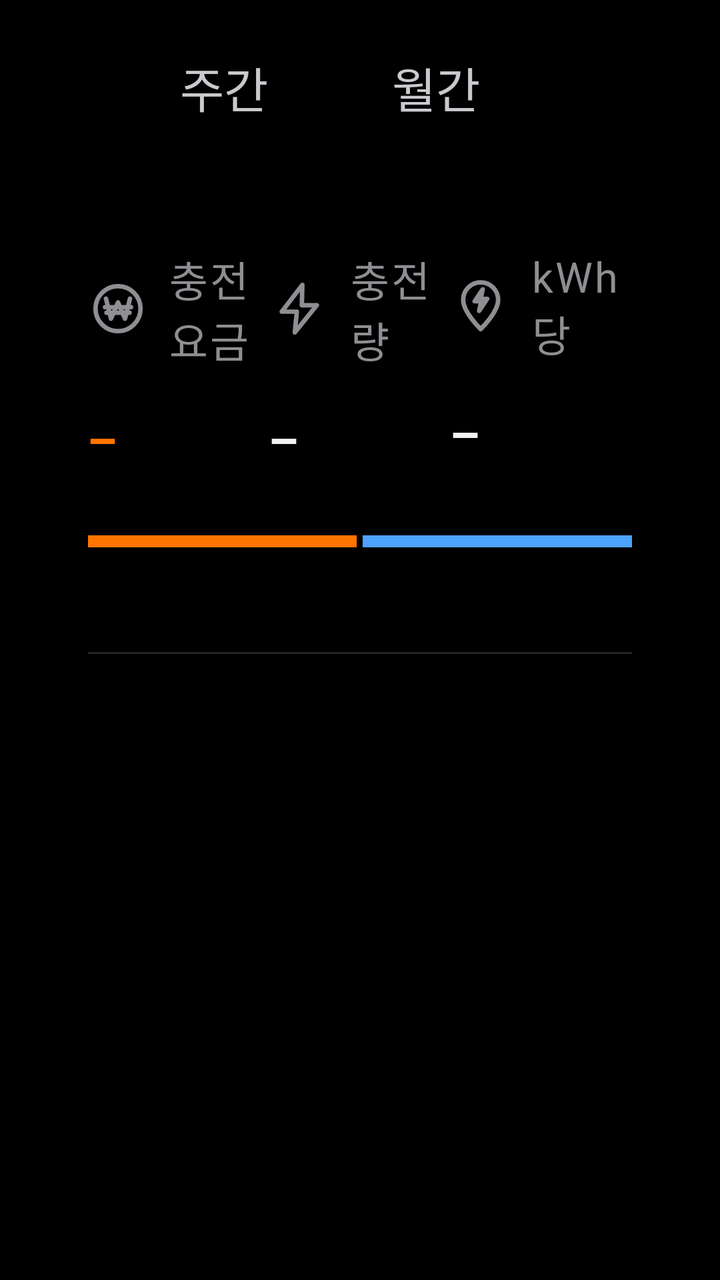
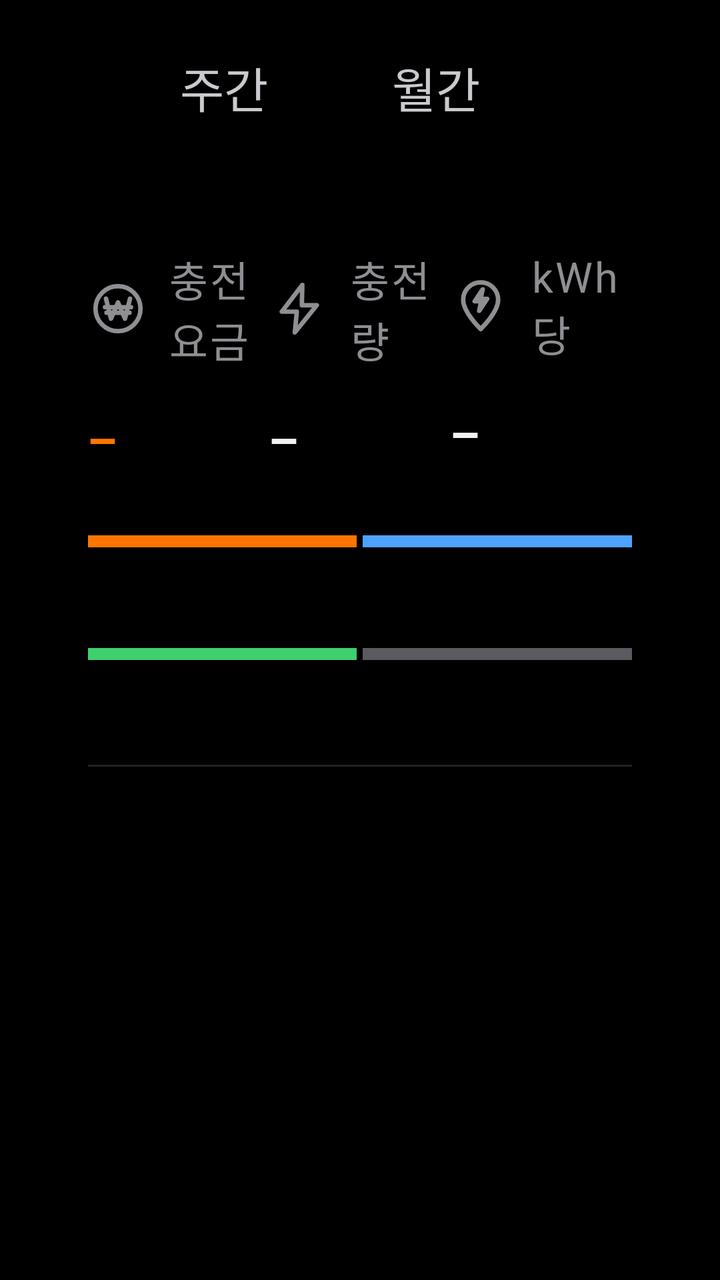

The first picture is an Android layout as it rendered before a commit; the second is the same layout after the commit. The layout source and the unified diff follow.
<!-- AndroidManifest.xml: application theme Theme.P4Log -->
<!-- res/layout/page_charges.xml -->
<?xml version="1.0" encoding="utf-8"?>
<LinearLayout xmlns:android="http://schemas.android.com/apk/res/android"
    android:layout_width="match_parent"
    android:layout_height="match_parent"
    android:orientation="vertical"
    android:paddingStart="44dp"
    android:paddingEnd="44dp"
    android:paddingTop="14dp">

    <LinearLayout
        android:layout_width="match_parent"
        android:layout_height="wrap_content"
        android:orientation="horizontal"
        android:gravity="center_vertical">
        <TextView
            android:id="@+id/charges_month"
            android:layout_width="wrap_content"
            android:layout_height="wrap_content"
            android:textSize="@dimen/text_title"
            android:fontFamily="sans-serif-medium"
            android:textColor="@color/text" />
        <TextView
            android:id="@+id/charges_count"
            android:layout_width="wrap_content"
            android:layout_height="wrap_content"
            android:textSize="@dimen/text_label"
            android:textColor="#8E8E93"
            android:layout_marginStart="18dp"
            android:paddingTop="6dp" />
        <Space android:layout_width="0dp" android:layout_height="1dp" android:layout_weight="1" />
        
        <LinearLayout
            android:id="@+id/charges_tabs"
            android:layout_width="wrap_content"
            android:layout_height="wrap_content"
            android:orientation="horizontal"
            android:layout_marginEnd="24dp">
            <TextView style="@style/PeriodTab" android:text="주간" />
            <TextView style="@style/PeriodTab" android:text="월간" />
            <TextView style="@style/PeriodTab" android:text="연간" />
            <TextView style="@style/PeriodTab" android:text="전체" />
        </LinearLayout>
        <ImageButton
            android:id="@+id/charges_prev"
            style="@style/MonthNavButton"
            android:layout_width="72dp"
            android:layout_height="54dp"
            android:src="@drawable/ic_chevron_left"
            android:contentDescription="이전 달" />
        <Space android:layout_width="10dp" android:layout_height="1dp" />
        <ImageButton
            android:id="@+id/charges_next"
            style="@style/MonthNavButton"
            android:layout_width="72dp"
            android:layout_height="54dp"
            android:src="@drawable/ic_chevron_right"
            android:contentDescription="다음 달" />
    </LinearLayout>

    
    <LinearLayout
        android:id="@+id/charges_summary"
        android:layout_width="match_parent"
        android:layout_height="wrap_content"
        android:orientation="horizontal"
        android:baselineAligned="false"
        android:layout_marginTop="16dp">
        <LinearLayout style="@style/TdCell">
            <TextView style="@style/HeroLabel" android:text="충전 요금" android:drawableStart="@drawable/ic_st_won" />
            <TextView android:id="@+id/charges_cost" style="@style/SumValue" android:textSize="@dimen/text_value_l" android:textColor="@color/accent" />
        </LinearLayout>
        <LinearLayout style="@style/TdCell">
            <TextView style="@style/HeroLabel" android:text="충전량" android:drawableStart="@drawable/ic_st_energy" />
            <TextView android:id="@+id/charges_kwh" style="@style/SumValue" android:textSize="@dimen/text_value_l" />
        </LinearLayout>
        <LinearLayout style="@style/TdCell">
            <TextView style="@style/HeroLabel" android:text="kWh당" android:drawableStart="@drawable/ic_st_station" />
            <TextView android:id="@+id/charges_unit" style="@style/SumValue" android:textSize="@dimen/text_value_l" />
        </LinearLayout>
    </LinearLayout>

    
    <LinearLayout
        android:id="@+id/charges_split"
        android:layout_width="match_parent"
        android:layout_height="6dp"
        android:orientation="horizontal"
        android:layout_marginTop="18dp">
        <View android:id="@+id/charges_split_dc" android:layout_width="0dp" android:layout_height="match_parent" android:layout_weight="1" android:background="@color/accent" />
        <View android:layout_width="3dp" android:layout_height="match_parent" android:background="@color/bg" />
        <View android:id="@+id/charges_split_ac" android:layout_width="0dp" android:layout_height="match_parent" android:layout_weight="1" android:background="@color/blue" />
    </LinearLayout>
    <LinearLayout
        android:layout_width="match_parent"
        android:layout_height="wrap_content"
        android:orientation="horizontal"
        android:layout_marginTop="8dp">
        <TextView
            android:id="@+id/charges_split_dc_text"
            android:layout_width="0dp"
            android:layout_height="wrap_content"
            android:layout_weight="1"
            android:textSize="@dimen/text_label"
            android:textColor="@color/accent" />
        <TextView
            android:id="@+id/charges_split_ac_text"
            android:layout_width="0dp"
            android:layout_height="wrap_content"
            android:layout_weight="1"
            android:gravity="end"
            android:textSize="@dimen/text_label"
            android:textColor="@color/blue" />
    </LinearLayout>

    <View
        android:layout_width="match_parent"
        android:layout_height="1dp"
        android:background="#232326"
        android:layout_marginTop="16dp" />

    <TextView
        android:id="@+id/charges_empty"
        android:layout_width="match_parent"
        android:layout_height="wrap_content"
        android:gravity="center"
        android:paddingTop="64dp"
        android:drawableTop="@drawable/ic_bolt"
        android:drawableTint="#5A5A60"
        android:drawablePadding="16dp"
        android:text="이 기간엔 충전 기록이 없습니다\n충전이 끝나면 여기에 자동으로 쌓입니다"
        android:lineSpacingExtra="6dp"
        android:textSize="@dimen/text_label"
        android:textColor="@color/text_sub"
        android:visibility="gone" />

    <ListView
        android:id="@+id/charges_list"
        android:layout_width="match_parent"
        android:layout_height="0dp"
        android:layout_weight="1"
        android:divider="@null"
        android:dividerHeight="0dp"
        android:listSelector="@android:color/transparent"
        android:overScrollMode="never" />
</LinearLayout>
<!-- resources referenced by this layout -->
<resources>
  <color name="accent">#FF7500</color>
  <color name="bg">#000000</color>
  <color name="blue">#4DA3FF</color>
  <color name="text">#F2F2F2</color>
  <color name="text_sub">#C9C9CE</color>
  <dimen name="text_label">21sp</dimen>
  <dimen name="text_title">30sp</dimen>
  <dimen name="text_value_l">52sp</dimen>
  <!-- drawable ic_bolt (drawable) -->
  <?xml version="1.0" encoding="utf-8"?>
  <vector xmlns:android="http://schemas.android.com/apk/res/android"
      android:width="24dp" android:height="24dp"
      android:viewportWidth="24" android:viewportHeight="24">
      <path
          android:fillColor="#FFFFFFFF"
          android:pathData="M13,2 L5,13 L11,13 L9.5,22 L19,10 L12.5,10 Z" />
  </vector>
  <!-- drawable ic_chevron_left (drawable) -->
  <?xml version="1.0" encoding="utf-8"?>
  <vector xmlns:android="http://schemas.android.com/apk/res/android"
      android:width="24dp" android:height="24dp"
      android:viewportWidth="24" android:viewportHeight="24">
      <path android:fillColor="#FFFFFFFF"
          android:pathData="M15.41,7.41L14,6l-6,6 6,6 1.41,-1.41L10.83,12z" />
  </vector>
  <!-- drawable ic_chevron_right (drawable) -->
  <?xml version="1.0" encoding="utf-8"?>
  <vector xmlns:android="http://schemas.android.com/apk/res/android"
      android:width="24dp" android:height="24dp"
      android:viewportWidth="24" android:viewportHeight="24">
      <path android:fillColor="#FFFFFFFF"
          android:pathData="M10,6L8.59,7.41 13.17,12l-4.58,4.59L10,18l6,-6z" />
  </vector>
  <!-- drawable ic_st_energy (drawable) -->
  <?xml version="1.0" encoding="utf-8"?>
  <vector xmlns:android="http://schemas.android.com/apk/res/android"
      android:width="30dp" android:height="30dp"
      android:viewportWidth="24" android:viewportHeight="24">
      <path android:strokeColor="#FFFFFFFF" android:strokeWidth="1.8" android:strokeLineCap="round" android:strokeLineJoin="round" android:fillColor="#00000000" android:pathData="M13.2,2.5 L5,13.2 L11,13.2 L10.2,21.5 L19,10.6 L13,10.6 Z" />
  </vector>
  <style name="MonthNavButton">
          <item name="android:layout_width">56dp</item>
          <item name="android:layout_height">44dp</item>
          <item name="android:background">@drawable/bg_button_dim</item>
          <item name="android:scaleType">center</item>
          <item name="android:tint">@color/text</item>
      </style>
  <style name="SumValue">
          <item name="android:layout_width">wrap_content</item>
          <item name="android:layout_height">wrap_content</item>
          <item name="android:textSize">@dimen/text_value_m</item>
          <item name="android:fontFamily">sans-serif-light</item>
          <item name="android:textColor">@color/text</item>
          <item name="android:includeFontPadding">false</item>
          <item name="android:layout_marginTop">4dp</item>
          <item name="android:text">-</item>
      </style>
  <style name="TdCell">
          <item name="android:layout_width">0dp</item>
          <item name="android:layout_height">wrap_content</item>
          <item name="android:layout_weight">1</item>
          <item name="android:orientation">vertical</item>
      </style>
  <style name="Theme.P4Log" parent="android:Theme.DeviceDefault.NoActionBar">
          <item name="android:windowBackground">@color/bg</item>
          <item name="android:textColor">@color/text</item>
          <item name="android:colorAccent">@color/accent</item>
          <item name="android:forceDarkAllowed">false</item>
      </style>
  <dimen name="text_body">24sp</dimen>
  <dimen name="text_value_m">36sp</dimen>
  <!-- unchanged entries left out for length: 5 -->
</resources>

<!-- the commit's change to res/layout/page_charges.xml (unified diff, before → after) -->
@@ -111,6 +111,37 @@
             android:textSize="@dimen/text_label"
             android:textColor="@color/blue" />
     </LinearLayout>
+    
+    <LinearLayout
+        android:layout_width="match_parent"
+        android:layout_height="6dp"
+        android:orientation="horizontal"
+        android:layout_marginTop="14dp">
+        <View android:id="@+id/charges_split_home" android:layout_width="0dp" android:layout_height="match_parent" android:layout_weight="1" android:background="@color/green" />
+        <View android:layout_width="3dp" android:layout_height="match_parent" android:background="@color/bg" />
+        <View android:id="@+id/charges_split_out" android:layout_width="0dp" android:layout_height="match_parent" android:layout_weight="1" android:background="#5A5A60" />
+    </LinearLayout>
+    <LinearLayout
+        android:layout_width="match_parent"
+        android:layout_height="wrap_content"
+        android:orientation="horizontal"
+        android:layout_marginTop="8dp">
+        <TextView
+            android:id="@+id/charges_split_home_text"
+            android:layout_width="0dp"
+            android:layout_height="wrap_content"
+            android:layout_weight="1"
+            android:textSize="@dimen/text_label"
+            android:textColor="@color/green" />
+        <TextView
+            android:id="@+id/charges_split_out_text"
+            android:layout_width="0dp"
+            android:layout_height="wrap_content"
+            android:layout_weight="1"
+            android:gravity="end"
+            android:textSize="@dimen/text_label"
+            android:textColor="#8E8E93" />
+    </LinearLayout>
 
     <View
         android:layout_width="match_parent"
<!-- resource entries referenced after the edit -->
@@ -3,6 +3,7 @@
   <color name="accent">#FF7500</color>
   <color name="bg">#000000</color>
   <color name="blue">#4DA3FF</color>
+  <color name="green">#3ECF6E</color>
   <color name="text">#F2F2F2</color>
   <color name="text_sub">#C9C9CE</color>
   <dimen name="text_label">21sp</dimen>
